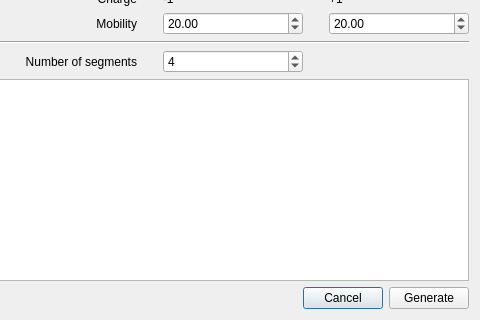
Qt form src/ampholines.ui (hobrasoft/simul6) before a commit; both pictures show x 181 to 661 and y 200 to 520 of the 661 by 520 pixel window.
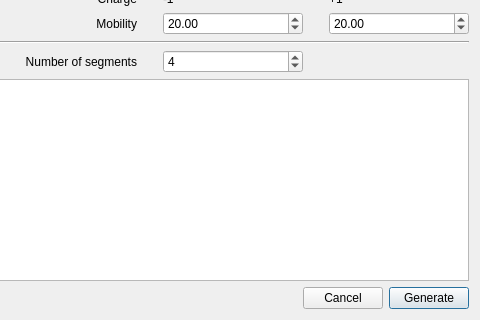
The same form after that commit.

Commit message: Fixed default actions in dialogs

The edit to the form file:
```diff
--- a/src/ampholines.ui
+++ b/src/ampholines.ui
@@ -319,6 +319,9 @@
        <property name="text">
         <string>Cancel</string>
        </property>
+       <property name="autoDefault">
+        <bool>false</bool>
+       </property>
       </widget>
      </item>
      <item>
@@ -326,6 +329,12 @@
        <property name="text">
         <string>Generate</string>
        </property>
+       <property name="autoDefault">
+        <bool>false</bool>
+       </property>
+       <property name="default">
+        <bool>true</bool>
+       </property>
       </widget>
      </item>
     </layout>
```
The commit also changes 6 other files.
